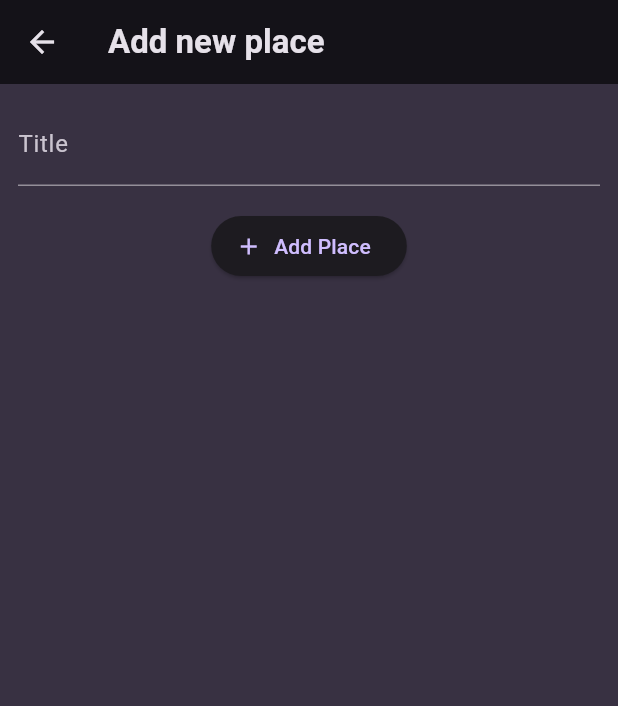
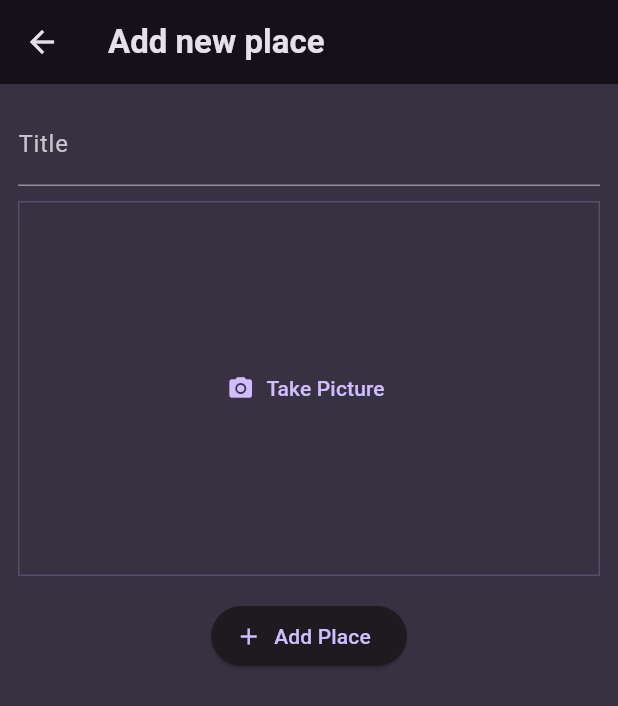
Before and after one commit to NathanTh3Gr3at/favorite_places_app, a Flutter app: the screen it shows after launch, after a tap on the "add" icon, on a phone screen of 412 x 824 dp. Shown: the top 706 px of the screen. Run offline on Flutter 3.47's test engine with Material 3 defaults, Android fonts, the phone set to English and light mode, and no system bars; our stand-ins replace flutter_riverpod, google_fonts, image_picker.

Commit message:
Add image picking functionality and update place model to include images

```diff
--- a/lib/models/place.dart
+++ b/lib/models/place.dart
@@ -1,9 +1,11 @@
 import 'package:uuid/uuid.dart';
+import 'dart:io';
 
 const uuid=Uuid();
 class Place{
   final String id;
   final String title;
+  final File image;
 
-  Place({required this.title}):id=uuid.v4();
+  Place( {required this.title,required this.image}):id=uuid.v4();
 }
--- a/lib/providers/user_places.dart
+++ b/lib/providers/user_places.dart
@@ -1,11 +1,12 @@
 import 'package:favorite_places_app/models/place.dart';
 import 'package:flutter_riverpod/flutter_riverpod.dart';
+import 'dart:io';
 
 class UserPlacesNotifier extends StateNotifier<List<Place>> {
   UserPlacesNotifier() : super(const []);
 
-  void addPlace(String title) {
-    final newPlace = Place(title: title);
+  void addPlace(String title, File image) {
+    final newPlace = Place(title: title, image: image);
     state = [newPlace, ...state];
   }
 }
--- a/lib/screens/add_place_screen.dart
+++ b/lib/screens/add_place_screen.dart
@@ -1,6 +1,8 @@
 import 'package:favorite_places_app/providers/user_places.dart';
+import 'package:favorite_places_app/widgets/image_input.dart';
 import 'package:flutter/material.dart';
 import 'package:flutter_riverpod/flutter_riverpod.dart';
+import 'dart:io';
 
 class AddPlaceScreen extends ConsumerStatefulWidget {
   const AddPlaceScreen({super.key});
@@ -12,13 +14,17 @@ class AddPlaceScreen extends ConsumerStatefulWidget {
 class _AddPlaceScreenState extends ConsumerState<AddPlaceScreen> {
   final _titleController = TextEditingController();
 
+  File? _selectedImage;
+
   void _savePlace() {
     final enteredTitle = _titleController.text;
-    if (enteredTitle.isEmpty) {
+    if (enteredTitle.isEmpty || _selectedImage == null) {
       //showAlertDialog()
       return;
     }
-    ref.read(userPlacesProvider.notifier).addPlace(enteredTitle);
+    ref
+        .read(userPlacesProvider.notifier)
+        .addPlace(enteredTitle, _selectedImage!);
     Navigator.of(context).pop();
   }
 
@@ -47,6 +53,12 @@ class _AddPlaceScreenState extends ConsumerState<AddPlaceScreen> {
               controller: _titleController,
               style: TextStyle(color: Theme.of(context).colorScheme.onSurface),
             ),
+            const SizedBox(height: 10),
+            ImageInput(
+              onPickImage: (image) {
+                _selectedImage = image;
+              },
+            ),
             const SizedBox(
               height: 16,
             ),
--- a/lib/screens/places.dart
+++ b/lib/screens/places.dart
@@ -3,7 +3,6 @@ import 'package:favorite_places_app/screens/add_place_screen.dart';
 import 'package:favorite_places_app/widgets/places_list.dart';
 import 'package:flutter/material.dart';
 import 'package:flutter_riverpod/flutter_riverpod.dart';
-import 'package:google_fonts/google_fonts.dart';
 
 class PlacesScreen extends ConsumerWidget {
   const PlacesScreen({super.key});
@@ -28,8 +27,11 @@ class PlacesScreen extends ConsumerWidget {
           ),
         ],
       ),
-      body: PlacesList(
-        places:userPlaces,
+      body: Padding(
+        padding: const EdgeInsets.all(8.0),
+        child: PlacesList(
+          places:userPlaces,
+        ),
       ),
     );
   }
--- /dev/null
+++ b/lib/widgets/image_input.dart
@@ -0,0 +1,58 @@
+import 'package:flutter/material.dart';
+import 'package:image_picker/image_picker.dart';
+import 'dart:io';
+
+class ImageInput extends StatefulWidget {
+  const ImageInput({super.key, required this.onPickImage});
+  final void Function(File image) onPickImage;
+
+  @override
+  State<ImageInput> createState() => _ImageInputState();
+}
+
+class _ImageInputState extends State<ImageInput> {
+  File? _selectedImage;
+  void _takePicture() async {
+    final imagePicker = ImagePicker();
+    final pickedImage =
+        await imagePicker.pickImage(source: ImageSource.camera, maxWidth: 600);
+    if (pickedImage == null) {
+      return;
+    }
+    setState(() {
+      _selectedImage = File(pickedImage.path);
+    });
+    widget.onPickImage(_selectedImage!);
+  }
+
+  @override
+  Widget build(BuildContext context) {
+    Widget content = TextButton.icon(
+      icon: const Icon(Icons.camera_alt),
+      label: const Text('Take Picture'),
+      onPressed: _takePicture,
+    );
+    if (_selectedImage != null) {
+      content = GestureDetector(
+        onTap: _takePicture,
+        child: Image.file(
+          _selectedImage!,
+          fit: BoxFit.cover,
+          width: double.infinity,
+          height: double.infinity,
+        ),
+      );
+    }
+    return Container(
+        decoration: BoxDecoration(
+          border: Border.all(
+            width: 1,
+            color: Theme.of(context).colorScheme.primary.withOpacity(0.2),
+          ),
+        ),
+        height: 250,
+        width: double.infinity,
+        alignment: Alignment.center,
+        child: content);
+  }
+}
--- a/lib/widgets/places_list.dart
+++ b/lib/widgets/places_list.dart
@@ -21,6 +21,12 @@ class PlacesList extends StatelessWidget {
     return ListView.builder(
       itemCount: places.length,
       itemBuilder: (ctx, index) => ListTile(
+        leading: CircleAvatar(
+          radius: 26,
+          backgroundImage: FileImage(
+            places[index].image,
+          ),
+        ),
         title: Text(
           places[index].title,
           style: Theme.of(context).textTheme.titleMedium!.copyWith(
--- a/pubspec.yaml
+++ b/pubspec.yaml
@@ -38,6 +38,7 @@ dependencies:
   google_fonts: ^6.2.1
   uuid: ^4.5.1
   flutter_riverpod: ^2.6.1
+  image_picker: ^1.1.2
 
 dev_dependencies:
   flutter_test:
```
Also changed, not shown: lib/screens/place_detail_screen.dart (+9 -7 lines), pubspec.lock, 2 other files.
